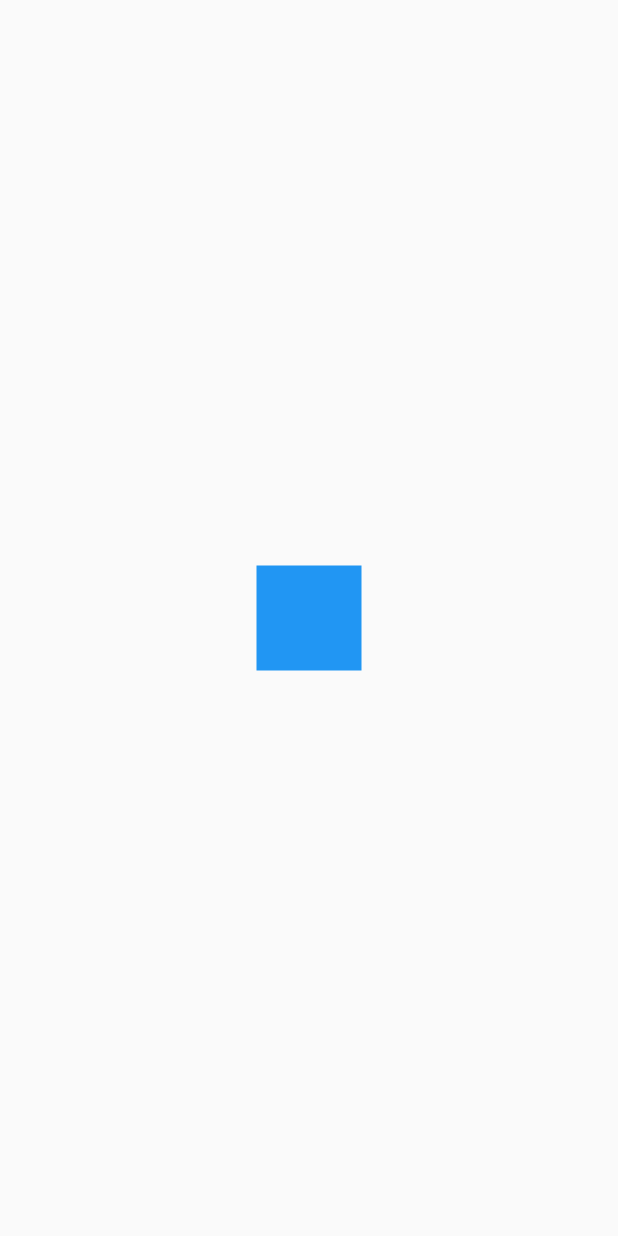
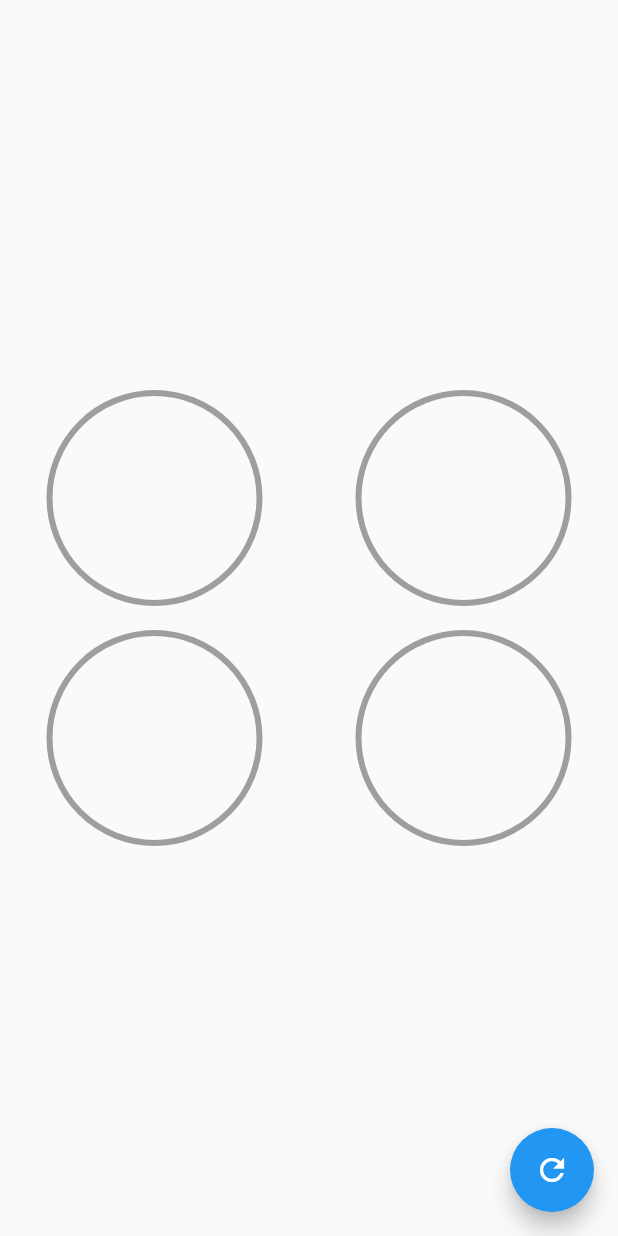
Before and after one commit to wallas83/ExamplesUI-sFlutterIntermediateAndAdvance, a Flutter app: the screen it shows after launch, on a phone screen of 412 x 824 dp. Run offline on Flutter 3.47's test engine with Material 2 defaults, Android fonts, the phone set to English and light mode, and no system bars.

Commit message:
adding circular progress

```diff
--- a/custom_painter/lib/main.dart
+++ b/custom_painter/lib/main.dart
@@ -1,5 +1,7 @@
-import 'package:custom_painter/src/pages/animaciones_page.dart';
-import 'package:custom_painter/src/retos/cuadrad_animado.dart';
+//import 'package:custom_painter/src/pages/animaciones_page.dart';
+import 'package:custom_painter/src/labs/circular_progres_page.dart';
+import 'package:custom_painter/src/pages/graficas_circulares_page.dart';
+//import 'package:custom_painter/src/retos/cuadrad_animado.dart';
 //import 'package:custom_painter/src/pages/header_page.dart';
 import 'package:flutter/material.dart';
 
@@ -13,7 +15,7 @@ class MyApp extends StatelessWidget {
     return MaterialApp(
       debugShowCheckedModeBanner: false,
       title: 'Disenho App',
-      home: CuadradoAnimadoPage(),
+      home: GraficasCircularesPage(),
     );
   }
 }
--- /dev/null
+++ b/custom_painter/lib/src/pages/graficas_circulares_page.dart
@@ -0,0 +1,73 @@
+import 'package:custom_painter/src/widgets/radial_progress_widget.dart';
+import 'package:flutter/material.dart';
+
+class GraficasCircularesPage extends StatefulWidget {
+  @override
+  _GraficasCircularesPageState createState() => _GraficasCircularesPageState();
+}
+
+class _GraficasCircularesPageState extends State<GraficasCircularesPage> {
+  double porcentaje = 0.0;
+
+  @override
+  Widget build(BuildContext context) {
+    return Scaffold(
+      floatingActionButton: FloatingActionButton(
+          child: Icon(Icons.refresh),
+          onPressed: () {
+            porcentaje += 10;
+            if (porcentaje > 100) {
+              porcentaje = 0;
+            }
+            setState(() {});
+          }),
+      body: Column(
+        mainAxisAlignment: MainAxisAlignment.center,
+        children: <Widget>[
+          Row(
+            mainAxisAlignment: MainAxisAlignment.spaceAround,
+            children: <Widget>[
+              CustomRadialProgress(
+                porcentaje: porcentaje,
+                primario: Colors.amber,
+              ),
+              CustomRadialProgress(
+                  porcentaje: porcentaje, primario: Colors.redAccent),
+            ],
+          ),
+          Row(
+            mainAxisAlignment: MainAxisAlignment.spaceAround,
+            children: <Widget>[
+              CustomRadialProgress(
+                  porcentaje: porcentaje, primario: Colors.orange),
+              CustomRadialProgress(
+                  porcentaje: porcentaje, primario: Colors.cyan),
+            ],
+          )
+        ],
+      ),
+    );
+  }
+}
+
+class CustomRadialProgress extends StatelessWidget {
+  final Color primario;
+  const CustomRadialProgress(
+      {@required this.porcentaje, @required this.primario});
+
+  final double porcentaje;
+
+  @override
+  Widget build(BuildContext context) {
+    return Container(
+      width: 160,
+      height: 160,
+      // color: Colors.red,
+      child: RadialProgress(
+        porcentaje: porcentaje,
+        colorPrimario: primario,
+        colorSecundario: Colors.grey,
+      ),
+    );
+  }
+}
--- /dev/null
+++ b/custom_painter/lib/src/widgets/radial_progress_widget.dart
@@ -0,0 +1,101 @@
+import 'dart:math';
+
+import 'package:flutter/material.dart';
+
+class RadialProgress extends StatefulWidget {
+  final porcentaje;
+  final Color colorPrimario;
+  final Color colorSecundario;
+
+  const RadialProgress(
+      {@required this.porcentaje,
+      this.colorPrimario = Colors.blue,
+      this.colorSecundario = Colors.greenAccent});
+  @override
+  _RadialProgressState createState() => _RadialProgressState();
+}
+
+class _RadialProgressState extends State<RadialProgress>
+    with SingleTickerProviderStateMixin {
+  AnimationController controller;
+  double porcentajeAnterior;
+  @override
+  void initState() {
+    // TODO: implement initState
+    super.initState();
+    porcentajeAnterior = widget.porcentaje;
+    controller = new AnimationController(
+        vsync: this, duration: Duration(milliseconds: 200));
+  }
+
+  @override
+  void dispose() {
+    // TODO: implement dispose
+    super.dispose();
+    controller.dispose();
+  }
+
+  @override
+  Widget build(BuildContext context) {
+    controller.forward(from: 0.0);
+    final diferenciaAnimar = widget.porcentaje - porcentajeAnterior;
+    porcentajeAnterior = widget.porcentaje;
+
+    return AnimatedBuilder(
+      animation: controller,
+      builder: (BuildContext context, _) {
+        return Container(
+          padding: EdgeInsets.all(10),
+          width: double.infinity,
+          height: double.infinity,
+          child: CustomPaint(
+            painter: _MiRadialProgress(
+                (widget.porcentaje - diferenciaAnimar) +
+                    (diferenciaAnimar * controller.value),
+                widget.colorPrimario,
+                widget.colorSecundario),
+          ),
+        );
+      },
+    );
+  }
+}
+
+class _MiRadialProgress extends CustomPainter {
+  final porcentaje;
+  final Color colorPrimario;
+  final Color colorSecundario;
+  _MiRadialProgress(this.porcentaje, this.colorPrimario, this.colorSecundario);
+  @override
+  void paint(Canvas canvas, Size size) {
+    //circulo completado
+    final paint = new Paint()
+      ..strokeWidth = 4
+      ..color = colorSecundario
+      ..style = PaintingStyle.stroke;
+
+    final center = new Offset(size.width * 0.5, size.height * 0.5);
+    final radio = min(size.width * 0.5, size.height * 0.5);
+    canvas.drawCircle(center, radio, paint);
+
+    //Arco
+
+    final paintArco = new Paint()
+      ..strokeWidth = 10
+      ..color = colorPrimario
+      ..strokeCap = StrokeCap.round
+      ..style = PaintingStyle.stroke;
+
+    //parte que se devera ir llenando
+
+    double arcAngle = 2 * pi * (porcentaje / 100);
+    canvas.drawArc(Rect.fromCircle(center: center, radius: radio), -pi / 2,
+        arcAngle, false, paintArco);
+  }
+
+  @override
+  bool shouldRepaint(CustomPainter oldDelegate) {
+    // TODO: implement shouldRepaint
+    return true;
+  }
+}
```
Also changed, not shown: custom_painter/lib/src/labs/circular_progres_page.dart (added, +103 -0 lines), custom_painter/lib/src/pages/circular_progres_page.dart (deleted).
